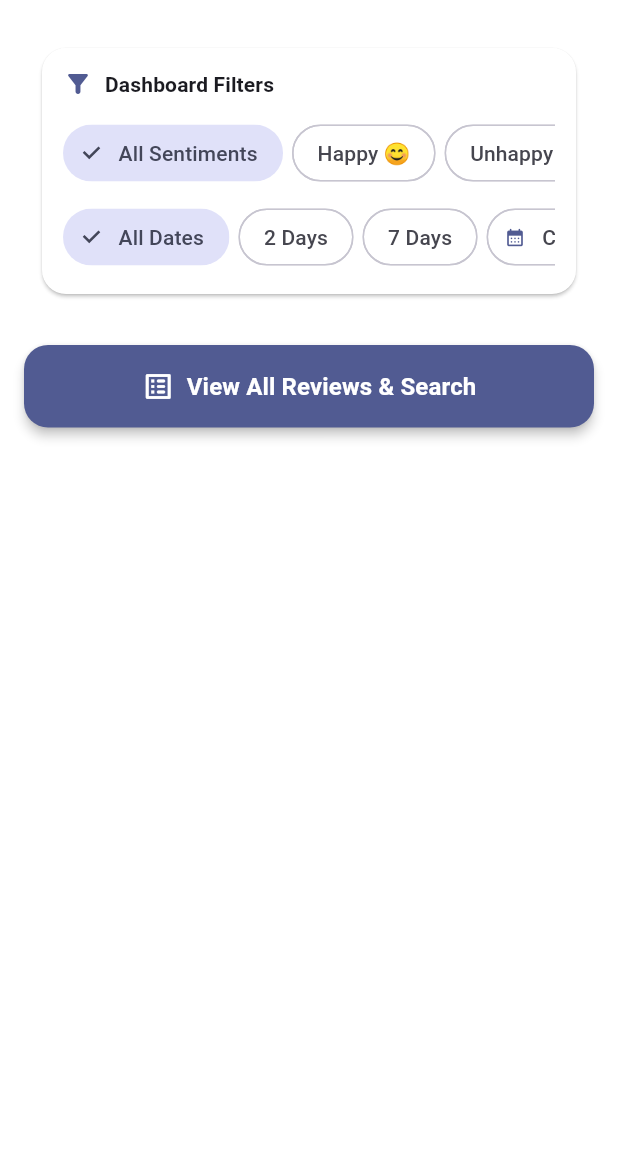
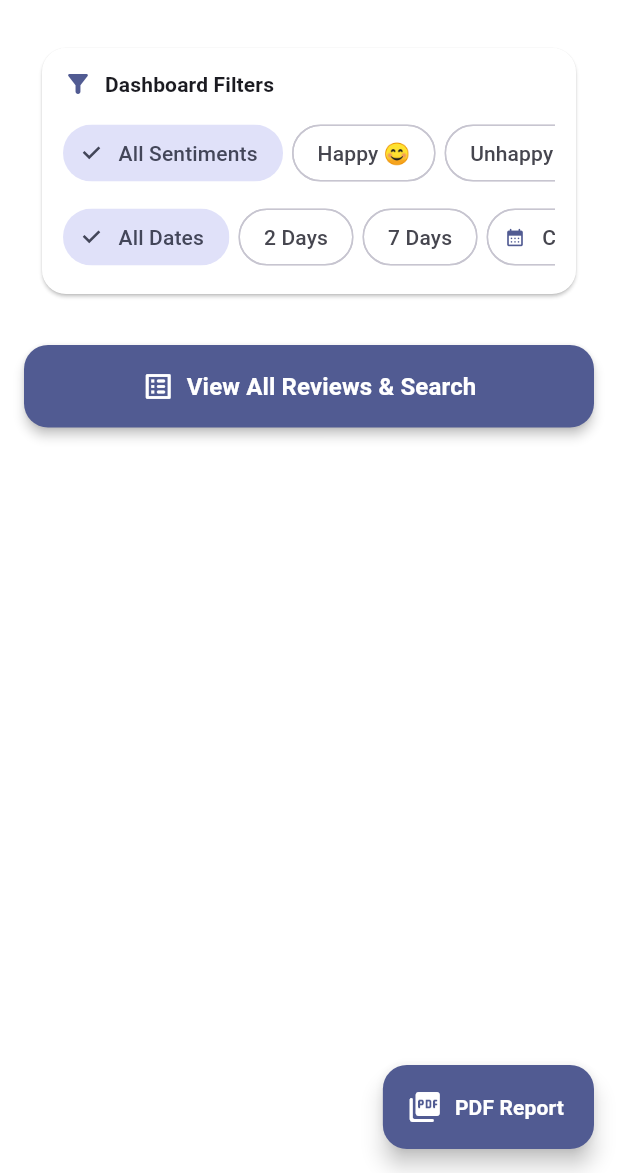
Before and after one commit to sahil962545/sahas_admin, a Flutter app: the HomeScreen screen opened directly, after a tap on the "sync" icon, on a phone screen of 412 x 824 dp, the part 63-1236 px from its top. Run offline on Flutter 3.47's test engine with Material 3 defaults, Android fonts, the phone set to English and light mode, and no system bars; our stand-ins replace fl_chart, flutter_secure_storage, get, hive_flutter, open_filex, permission_handler; missing offline and left inert: another_telephony; accounts and stored records are empty; network calls fail.

Commit message:
pdf added

```diff
--- a/lib/controllers/report_controller.dart
+++ b/lib/controllers/report_controller.dart
@@ -2,6 +2,8 @@ import 'dart:io';
 import 'package:flutter/foundation.dart';
 import 'package:flutter/material.dart';
 import 'package:get/get.dart';
+import 'package:path_provider/path_provider.dart';
+import 'package:open_filex/open_filex.dart';
 import 'auth_controller.dart';
 import 'package:another_telephony/telephony.dart';
 import '../models/dashboard_model.dart';
@@ -30,6 +32,11 @@ class ReportController extends GetxController {
   final Rxn<DashboardModel> dashboardData = Rxn<DashboardModel>();
   final RxBool isLoadingDashboard = false.obs;
 
+  // PDF Report Observables
+  final RxBool isFetchingReport = false.obs;
+  final Rxn<Uint8List> reportPdfBytes = Rxn<Uint8List>();
+  final RxString reportErrorMessage = ''.obs;
+
   // State Observables
   final RxList<SahasReport> reports = <SahasReport>[].obs;
   final RxBool hasPermission = false.obs;
@@ -50,11 +57,11 @@ class ReportController extends GetxController {
   void onInit() {
     super.onInit();
 
-    // Listen for filter changes and trigger API re-fetch for reviews list automatically
-    ever(selectedUnitId, (_) => fetchReviews());
-    ever(selectedUnitIds, (_) => fetchReviews());
-    ever(selectedDateRange, (_) => fetchReviews());
-    ever(selectedSentiment, (_) => fetchReviews());
+    // Listen for filter changes and trigger API re-fetch for reviews list & PDF report automatically
+    ever(selectedUnitId, (_) => _onFilterChanged());
+    ever(selectedUnitIds, (_) => _onFilterChanged());
+    ever(selectedDateRange, (_) => _onFilterChanged());
+    ever(selectedSentiment, (_) => _onFilterChanged());
 
     // Initial data fetch
     hasPermission.value = true;
@@ -62,6 +69,13 @@ class ReportController extends GetxController {
     fetchUnits();
     fetchReviews();
     fetchDashboard();
+    fetchReport();
+  }
+
+  void _onFilterChanged() {
+    fetchReviews();
+    fetchDashboard();
+    fetchReport();
   }
 
   void _initializeUnitUserScope() {
@@ -166,6 +180,107 @@ class ReportController extends GetxController {
       errorMessage.value = 'Failed to fetch reviews: $e';
     } finally {
       isLoading.value = false;
+    }
+  }
+
+  /// Fetch PDF report matching active filters
+  Future<Uint8List?> fetchReport({bool showLoading = false}) async {
+    try {
+      if (showLoading) {
+        isFetchingReport.value = true;
+      }
+      reportErrorMessage.value = '';
+
+      String? fromDateStr;
+      String? toDateStr;
+
+      final range = selectedDateRange.value;
+      if (range != null) {
+        fromDateStr = range.start.toIso8601String().split('T')[0];
+        toDateStr = range.end.toIso8601String().split('T')[0];
+      }
+
+      if (Get.isRegistered<ReviewService>()) {
+        final pdfData = await Get.find<ReviewService>().fetchReviewReport(
+          unitId: selectedUnitIds.isEmpty ? selectedUnitId.value : null,
+          unitIds: selectedUnitIds.isNotEmpty ? selectedUnitIds.toList() : null,
+          sentiment: selectedSentiment.value.isNotEmpty
+              ? selectedSentiment.value
+              : null,
+          fromDate: fromDateStr,
+          toDate: toDateStr,
+        );
+        reportPdfBytes.value = pdfData;
+        return pdfData;
+      }
+    } catch (e) {
+      debugPrint('Error loading review report: $e');
+      reportErrorMessage.value =
+          e.toString().replaceAll('Exception:', '').trim();
+    } finally {
+      if (showLoading) {
+        isFetchingReport.value = false;
+      }
+    }
+    return null;
+  }
+
+  /// Download / save the PDF report and open with system viewer / app chooser
+  Future<void> downloadAndOpenReportPdf() async {
+    try {
+      isFetchingReport.value = true;
+
+      // Fetch fresh report for current filters or use cached bytes if available
+      Uint8List? bytes = await fetchReport(showLoading: false);
+      bytes ??= reportPdfBytes.value;
+
+      if (bytes == null || bytes.isEmpty) {
+        Get.snackbar(
+          'Report Error',
+          reportErrorMessage.value.isNotEmpty
+              ? reportErrorMessage.value
+              : 'Failed to fetch PDF report. Please try again.',
+          snackPosition: SnackPosition.BOTTOM,
+          backgroundColor: Colors.red.shade700,
+          colorText: Colors.white,
+        );
+        return;
+      }
+
+      // Save PDF to temp directory
+      final tempDir = await getTemporaryDirectory();
+      final fileName =
+          'review_report_${DateTime.now().millisecondsSinceEpoch}.pdf';
+      final file = File('${tempDir.path}/$fileName');
+      await file.writeAsBytes(bytes, flush: true);
+
+      debugPrint('Report PDF saved to: ${file.path}');
+
+      // Open PDF file with system intent chooser
+      final result = await OpenFilex.open(file.path);
+
+      if (result.type != ResultType.done) {
+        debugPrint(
+            'OpenFilex result type: ${result.type}, message: ${result.message}');
+        Get.snackbar(
+          'Open PDF',
+          'File saved to ${file.path}. ${result.message}',
+          snackPosition: SnackPosition.BOTTOM,
+          backgroundColor: Colors.blue.shade700,
+          colorText: Colors.white,
+        );
+      }
+    } catch (e) {
+      debugPrint('Error downloading/opening PDF: $e');
+      Get.snackbar(
+        'Error',
+        'Could not open PDF report: $e',
+        snackPosition: SnackPosition.BOTTOM,
+        backgroundColor: Colors.red.shade700,
+        colorText: Colors.white,
+      );
+    } finally {
+      isFetchingReport.value = false;
     }
   }
 
--- a/lib/screens/home_screen.dart
+++ b/lib/screens/home_screen.dart
@@ -144,7 +144,6 @@ class HomeScreen extends StatelessWidget {
                           if (!authController.isAdmin && !authController.isCo) {
                             return const SizedBox.shrink();
                           }
-
 
                           final units = controller.units;
                           final selectedId = controller.selectedUnitId.value;
@@ -401,6 +400,30 @@ class HomeScreen extends StatelessWidget {
           ),
         ),
       ),
+      floatingActionButton: Obx(() {
+        final isFetching = controller.isFetchingReport.value;
+        return FloatingActionButton.extended(
+          onPressed:
+              isFetching ? null : () => controller.downloadAndOpenReportPdf(),
+          icon: isFetching
+              ? const SizedBox(
+                  width: 20,
+                  height: 20,
+                  child: CircularProgressIndicator(
+                    strokeWidth: 2.5,
+                    valueColor: AlwaysStoppedAnimation<Color>(Colors.white),
+                  ),
+                )
+              : const Icon(Icons.picture_as_pdf_rounded),
+          label: Text(
+            isFetching ? 'Generating PDF...' : 'PDF Report',
+            style: const TextStyle(fontWeight: FontWeight.bold),
+          ),
+          tooltip: 'Download & Open Review Report PDF',
+          backgroundColor: Theme.of(context).colorScheme.primary,
+          foregroundColor: Theme.of(context).colorScheme.onPrimary,
+        );
+      }),
     );
   }
 }
--- a/lib/services/review_service.dart
+++ b/lib/services/review_service.dart
@@ -1,6 +1,7 @@
 import 'dart:convert';
 import 'package:flutter/foundation.dart';
 import 'package:get/get.dart';
+import 'package:http/http.dart' as http;
 import 'api_client.dart';
 import '../models/dashboard_model.dart';
 import '../models/review_model.dart';
@@ -13,6 +14,8 @@ class ReviewService {
   static const String _reviewListUrl = 'https://uapi.ureka.dev/review/v1/review/list';
   static const String _unitUrl = 'https://uapi.ureka.dev/review//v1/unit';
   static const String _dashboardUrl = 'https://uapi.ureka.dev/review/v1/review/dashboard';
+  static const String _reviewReportUrl = 'https://uapi.ureka.dev/review/v1/review/report';
+  static const String _fallbackReviewReportUrl = 'http://localhost:6002/v1/review/report';
 
   /// Fetch reviews from API using POST https://uapi.ureka.dev/review/v1/review/list
   Future<List<ReviewModel>> fetchReviews({
@@ -256,4 +259,147 @@ class ReviewService {
       throw Exception(e.toString().replaceAll('Exception:', '').trim());
     }
   }
+
+  /// Fetch Review Report PDF bytes from API using POST /v1/review/report
+  Future<Uint8List> fetchReviewReport({
+    String? unitId,
+    List<String>? unitIds,
+    String? sentiment,
+    List<String>? sentiments,
+    String? fromDate,
+    String? toDate,
+  }) async {
+    try {
+      final token = await _authService.getToken();
+
+      // 1. Units filter (id array)
+      final List<String> targetIds = [];
+      if (unitIds != null && unitIds.isNotEmpty) {
+        targetIds.addAll(unitIds.where((id) => id.trim().isNotEmpty));
+      } else if (unitId != null && unitId.trim().isNotEmpty) {
+        targetIds.add(unitId.trim());
+      }
+
+      // 2. Sentiments filter (sentiment array)
+      final List<String> targetSentiments = [];
+      if (sentiments != null && sentiments.isNotEmpty) {
+        targetSentiments.addAll(sentiments.where((s) => s.trim().isNotEmpty));
+      } else if (sentiment != null && sentiment.trim().isNotEmpty) {
+        targetSentiments.add(sentiment.trim());
+      }
+
+      final Map<String, dynamic> bodyData = {
+        'id': targetIds.isNotEmpty ? targetIds : [""],
+        'fromDate': fromDate ?? "",
+        'toDate': toDate ?? "",
+        'sentiment': targetSentiments.isNotEmpty ? targetSentiments : [],
+      };
+
+      final headers = <String, String>{
+        'Content-Type': 'application/json',
+      };
+      if (token != null && token.isNotEmpty) {
+        headers['Authorization'] = 'Bearer $token';
+      }
+
+      http.Response? response;
+      final Uri primaryUri = Uri.parse(_reviewReportUrl);
+
+      debugPrint('--> POST $primaryUri');
+      debugPrint('Headers: $headers');
+      debugPrint('Body Payload: ${jsonEncode(bodyData)}');
+
+      try {
+        response = await ApiClient.post(
+          primaryUri,
+          headers: headers,
+          body: jsonEncode(bodyData),
+        );
+      } catch (e) {
+        debugPrint('Primary endpoint $_reviewReportUrl failed: $e. Trying fallback...');
+        try {
+          final Uri fallbackUri = Uri.parse(_fallbackReviewReportUrl);
+          response = await ApiClient.post(
+            fallbackUri,
+            headers: headers,
+            body: jsonEncode(bodyData),
+          );
+        } catch (fallbackErr) {
+          rethrow;
+        }
+      }
+
+      debugPrint('<-- ${response.statusCode} ${response.request?.url}');
+
+      if (response.statusCode == 200 || response.statusCode == 201) {
+        final bytes = response.bodyBytes;
+
+        // 1. Check for PDF header signature %PDF-
+        if (bytes.length >= 4 &&
+            bytes[0] == 0x25 && // %
+            bytes[1] == 0x50 && // P
+            bytes[2] == 0x44 && // D
+            bytes[3] == 0x46) { // F
+          return bytes;
+        }
+
+        // 2. Check content-type header
+        final contentType = response.headers['content-type'] ?? '';
+        if (contentType.toLowerCase().contains('application/pdf') ||
+            contentType.toLowerCase().contains('application/octet-stream')) {
+          return bytes;
+        }
+
+        // 3. Otherwise try parsing as JSON (for base64 or URL)
+        try {
+          final responseData = jsonDecode(response.body);
+          if (responseData is Map<String, dynamic>) {
+            final dataObj = responseData['data'] ?? responseData;
+            if (dataObj is Map<String, dynamic>) {
+              final pdfBase64 = dataObj['pdf'] ?? dataObj['base64'] ?? dataObj['file'] ?? dataObj['content'];
+              if (pdfBase64 is String && pdfBase64.isNotEmpty) {
+                final cleanBase64 = pdfBase64.contains(',')
+                    ? pdfBase64.split(',').last
+                    : pdfBase64;
+                return base64Decode(cleanBase64.trim());
+              }
+
+              final pdfUrl = dataObj['url'] ?? dataObj['pdfUrl'] ?? dataObj['link'] ?? dataObj['downloadUrl'];
+              if (pdfUrl is String && pdfUrl.isNotEmpty) {
+                final pdfUri = Uri.parse(pdfUrl);
+                final pdfResp = await ApiClient.get(pdfUri, headers: headers);
+                if (pdfResp.statusCode == 200) {
+                  return pdfResp.bodyBytes;
+                }
+              }
+            }
+
+            if (responseData['success'] == false) {
+              throw Exception(responseData['message'] ?? 'Failed to generate report');
+            }
+          }
+        } catch (jsonErr) {
+          debugPrint('JSON parsing check failed/skipped: $jsonErr');
+        }
+
+        if (bytes.isNotEmpty) {
+          return bytes;
+        }
+
+        throw Exception('Empty report response received from server');
+      } else {
+        String errorMsg = 'Server status: ${response.statusCode}';
+        try {
+          final responseData = jsonDecode(response.body);
+          if (responseData is Map && responseData.containsKey('message')) {
+            errorMsg = responseData['message'];
+          }
+        } catch (_) {}
+        throw Exception(errorMsg);
+      }
+    } catch (e) {
+      debugPrint('Error in fetchReviewReport: $e');
+      throw Exception(e.toString().replaceAll('Exception:', '').trim());
+    }
+  }
 }
--- a/pubspec.yaml
+++ b/pubspec.yaml
@@ -44,6 +44,8 @@ dependencies:
   http: ^1.2.0
   flutter_secure_storage: ^9.0.0
   fl_chart: ^0.69.0
+  path_provider: ^2.1.6
+  open_filex: ^4.7.0
 
 dev_dependencies:
   flutter_test:
```
Also changed, not shown: pubspec.lock.
